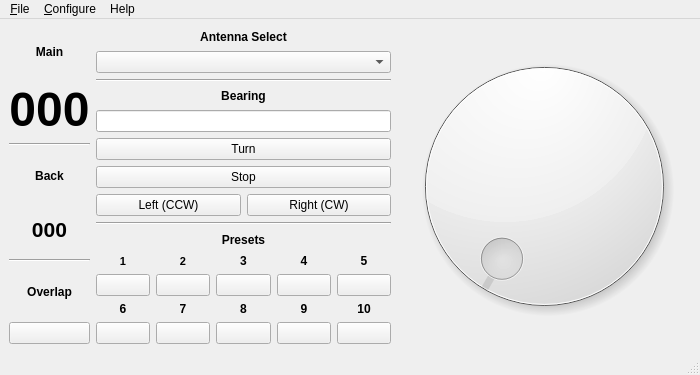
First picture: the form in mqt/MqtRotator/rotatormainwindow.ui, repository zsteva/backup-minos2, before the edit.
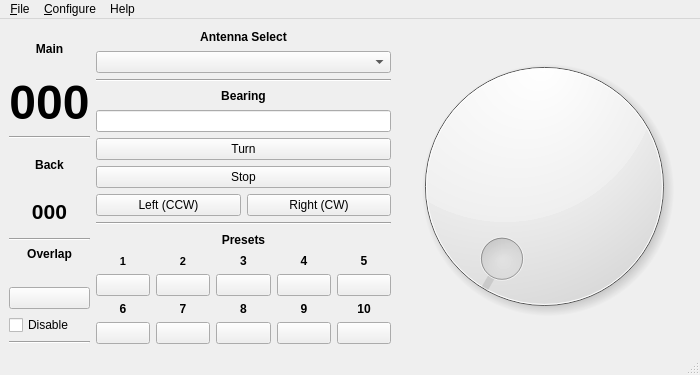
Second picture: the form after the edit. Custom widgets are drawn as their Qt base class.

Commit message: add maxRotation, add handle rotation above maxrotation with disable

```diff
--- a/mqt/MqtRotator/rotatormainwindow.ui
+++ b/mqt/MqtRotator/rotatormainwindow.ui
@@ -26,9 +26,9 @@
    <string>Minos Rotator</string>
   </property>
   <widget class="QWidget" name="centralwidget">
-   <layout class="QHBoxLayout" name="horizontalLayout_3">
+   <layout class="QHBoxLayout" name="horizontalLayout_2">
     <item>
-     <layout class="QVBoxLayout" name="verticalLayout">
+     <layout class="QVBoxLayout" name="verticalLayout_4">
       <item>
        <widget class="QLabel" name="Main">
         <property name="font">
@@ -110,6 +110,8 @@
        </widget>
       </item>
       <item>
+       <layout class="QVBoxLayout" name="verticalLayout">
+        <item>
        <widget class="QLabel" name="overlap">
         <property name="font">
          <font>
@@ -126,12 +128,32 @@
        </widget>
       </item>
       <item>
-       <layout class="QHBoxLayout" name="horizontalLayout_2">
+         <widget class="QLabel" name="overlapBearingDisplay">
+          <property name="font">
+           <font>
+            <weight>50</weight>
+            <bold>false</bold>
+           </font>
+          </property>
+          <property name="text">
+           <string/>
+          </property>
+          <property name="alignment">
+           <set>Qt::AlignCenter</set>
+          </property>
+         </widget>
+        </item>
         <item>
          <widget class="OverLapWidget" name="overLapDisplay">
+          <property name="sizePolicy">
+           <sizepolicy hsizetype="Minimum" vsizetype="Minimum">
+            <horstretch>0</horstretch>
+            <verstretch>0</verstretch>
+           </sizepolicy>
+          </property>
           <property name="minimumSize">
            <size>
-            <width>75</width>
+            <width>60</width>
             <height>15</height>
            </size>
           </property>
@@ -140,6 +162,20 @@
           </property>
          </widget>
         </item>
+        <item>
+         <widget class="QCheckBox" name="overLapDisable">
+          <property name="text">
+           <string>Disable</string>
+          </property>
+         </widget>
+        </item>
+        <item>
+         <widget class="Line" name="line_5">
+          <property name="orientation">
+           <enum>Qt::Horizontal</enum>
+          </property>
+         </widget>
+        </item>
        </layout>
       </item>
      </layout>
```
Lines whose indentation alone changed are shown as unchanged. The commit also changes 5 other files.
